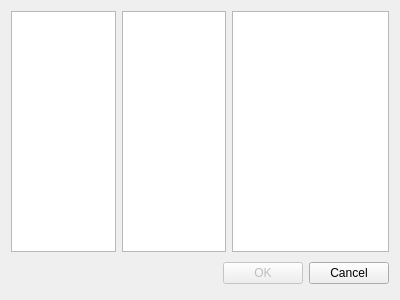
Above: source/minerselectiondialog.ui from martin-kudlicka/crypto-miner before the change. Below: the same form after it.
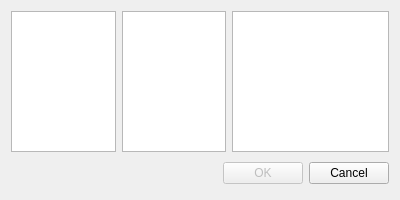
That is the form after the change.

Commit message: * height reduced to 200

Diff of the .ui file:
```diff
--- a/source/minerselectiondialog.ui
+++ b/source/minerselectiondialog.ui
@@ -7,7 +7,7 @@
     <x>0</x>
     <y>0</y>
     <width>400</width>
-    <height>300</height>
+    <height>200</height>
    </rect>
   </property>
   <property name="windowTitle">
```
